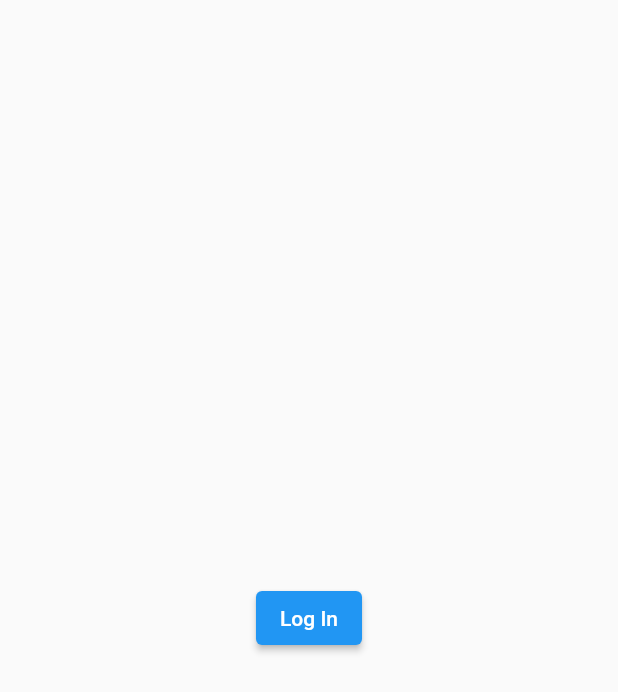
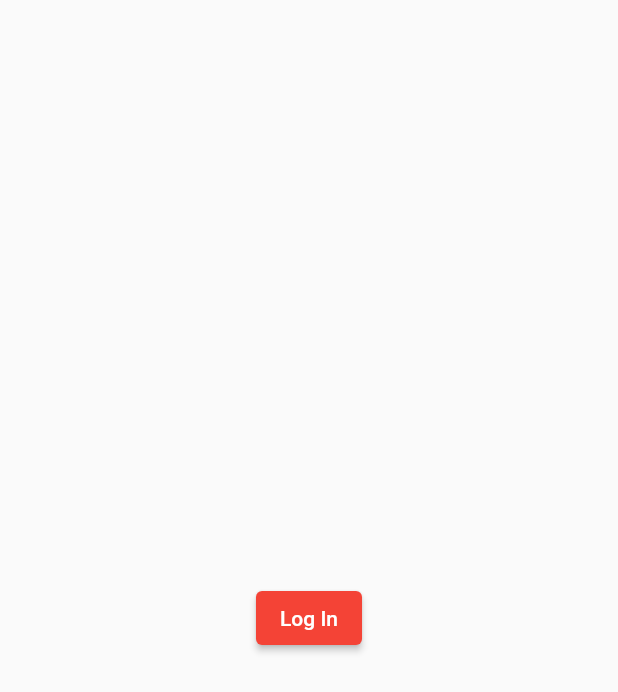
Before and after one commit to zinbrox/books_app, a Flutter app: the screen it shows after launch, after a tap on "Log In", on a phone screen of 412 x 824 dp. Shown: the top 692 px of the screen. Run offline on Flutter 3.47's test engine with Material 2 defaults, Android fonts, the phone set to English and light mode, and no system bars; our stand-ins replace file_picker, firebase_auth, firebase_core, firebase_storage, fluttertoast, google_sign_in and 1 more; missing offline and left inert: downloads_path_provider, epub, epub_viewer; accounts and stored records are empty.

Commit message:
Added Light and Dark Theme

```diff
--- a/lib/main.dart
+++ b/lib/main.dart
@@ -1,9 +1,11 @@
 import 'package:books_app/pages/LoginPage.dart';
 import 'package:books_app/pages/myBooksPage.dart';
+import 'package:books_app/styles/color_styles.dart';
 import 'package:flutter/material.dart';
 import 'package:books_app/pages/home.dart';
 import 'package:books_app/pages/adminPage.dart';
 import 'package:books_app/pages/mainHomePage.dart';
+import 'package:provider/provider.dart';
 
 void main() {
   runApp(MyApp());
@@ -15,17 +17,37 @@ class MyApp extends StatefulWidget {
 }
 
 class _MyAppState extends State<MyApp> {
+  DarkThemeProvider themeChangeProvider =  new DarkThemeProvider();
+
+  void initState(){
+    super.initState();
+    getCurrentAppTheme();
+  }
+
+  void getCurrentAppTheme() async {
+    themeChangeProvider.darkTheme = await themeChangeProvider.darkThemePreference.getTheme();
+  }
+
   @override
   Widget build(BuildContext context) {
+    return ChangeNotifierProvider(
+      create: (_) => themeChangeProvider,
+      child: Consumer<DarkThemeProvider>(
+        builder: (BuildContext context, value, Widget child) {
           return MaterialApp(
+            debugShowCheckedModeBanner: false,
+            theme: Styles.themeData(themeChangeProvider.darkTheme, context),
             initialRoute: '/login',
             routes: {
-        '/login':(context) => LoginPage(),
+              '/login': (context) => LoginPage(),
               '/home': (context) => Home(),
               '/myPage': (context) => myPage(),
-        '/adminPage':(context) => AdminPage(),
-        '/mainHomePage':(context) => mainHomePage(),
+              '/adminPage': (context) => AdminPage(),
+              '/mainHomePage': (context) => mainHomePage(),
             },
+          );
+        },
+      ),
     );
   }
 }
--- /dev/null
+++ b/lib/styles/color_styles.dart
@@ -0,0 +1,64 @@
+import 'package:flutter/material.dart';
+import 'dart:ui';
+import 'package:shared_preferences/shared_preferences.dart';
+
+class DarkThemePreference {
+  static const THEME_STATUS = "THEMESTATUS";
+
+  setDarkTheme(bool value) async {
+    SharedPreferences prefs = await SharedPreferences.getInstance();
+    prefs.setBool(THEME_STATUS, value);
+  }
+
+  Future<bool> getTheme() async{
+    SharedPreferences prefs = await SharedPreferences.getInstance();
+    return prefs.getBool(THEME_STATUS) ?? false;
+  }
+
+}
+
+class DarkThemeProvider with ChangeNotifier{
+  DarkThemePreference darkThemePreference =  DarkThemePreference();
+  bool _darkTheme = false;
+
+  bool get darkTheme => _darkTheme;
+
+  set darkTheme(bool value){
+    _darkTheme = value;
+    darkThemePreference.setDarkTheme(value);
+    notifyListeners();
+  }
+}
+
+class Styles {
+  static ThemeData themeData(bool isDarkTheme, BuildContext context) {
+    return ThemeData(
+
+      primarySwatch: Colors.red,
+      primaryColor: isDarkTheme ? Colors.black : Colors.white,
+
+      backgroundColor: isDarkTheme ? Colors.black : Color(0xffF1F5FB),
+
+      indicatorColor: isDarkTheme ? Color(0xff0E1D36) : Color(0xffCBDCF8),
+      buttonColor: isDarkTheme ? Color(0xff3B3B3B) : Color(0xffF1F5FB),
+
+      hintColor: isDarkTheme ? Colors.white : Colors.black,
+
+      highlightColor: isDarkTheme ? Color(0xff372901) : Color(0xffFCE192),
+      hoverColor: isDarkTheme ? Color(0xff3A3A3B) : Color(0xff4285F4),
+
+      focusColor: isDarkTheme ? Color(0xff0B2512) : Color(0xffA8DAB5),
+      disabledColor: Colors.grey,
+      textSelectionColor: isDarkTheme ? Colors.white : Colors.black,
+      cardColor: isDarkTheme ? Colors.grey[900] : Colors.white,
+      canvasColor: isDarkTheme ? Colors.black : Colors.grey[50],
+      brightness: isDarkTheme ? Brightness.dark : Brightness.light,
+      buttonTheme: Theme.of(context).buttonTheme.copyWith(
+          colorScheme: isDarkTheme ? ColorScheme.dark() : ColorScheme.light()),
+      appBarTheme: AppBarTheme(
+        elevation: 0.0,
+      ),
+    );
+
+  }
+}
--- a/pubspec.yaml
+++ b/pubspec.yaml
@@ -34,6 +34,7 @@ dependencies:
   shared_preferences: ^0.5.12+4
   epub: ^2.1.0
   fluttertoast: ^8.0.3
+  provider: ^5.0.0
 
 
   # The following adds the Cupertino Icons font to your application.
```
Also changed, not shown: lib/pages/home.dart (+14 -7 lines), lib/pages/myBooksPage.dart (+6 -6 lines), lib/pages/settingsPage.dart (added, +54 -0 lines), pubspec.lock. Lines whose indentation alone changed are shown as unchanged.
